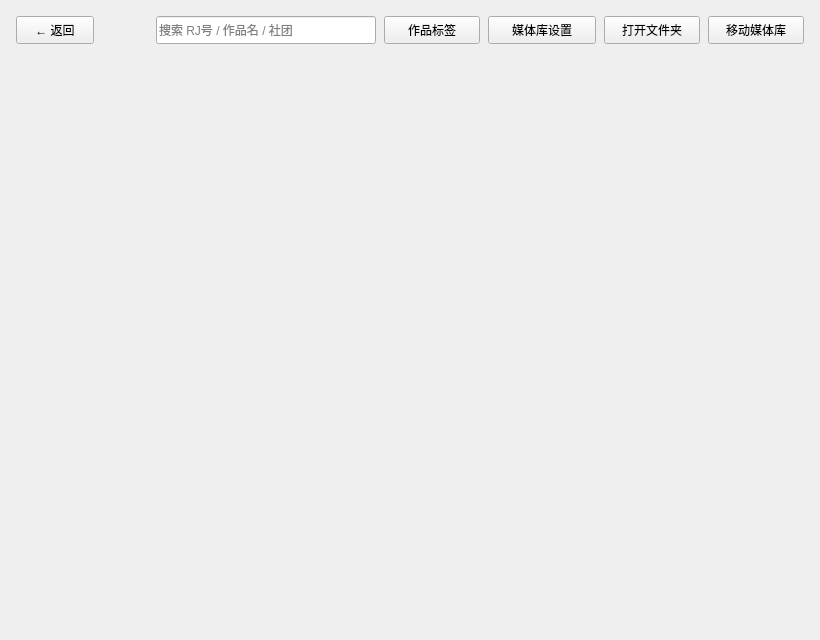
First picture: the form in src/QTui/ui_file/media_lib.ui, repository henntaidesu/DLsite_Anime-sharing_download, before the edit.
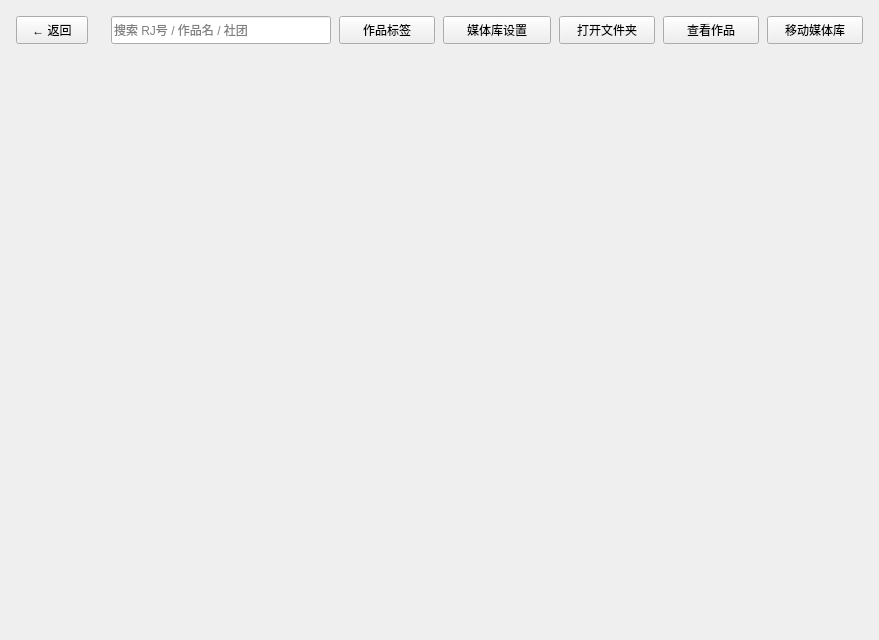
Second picture: the form after the edit.

Patch:
```diff
--- a/src/QTui/ui_file/media_lib.ui
+++ b/src/QTui/ui_file/media_lib.ui
@@ -126,6 +126,19 @@
         </property>
        </widget>
       </item>
+      <item>
+       <widget class="QPushButton" name="view_files_button">
+        <property name="minimumSize">
+         <size>
+          <width>96</width>
+          <height>28</height>
+         </size>
+        </property>
+        <property name="text">
+         <string>查看作品</string>
+        </property>
+       </widget>
+      </item>
       <item>
        <widget class="QPushButton" name="move_lib_button">
         <property name="minimumSize">
```
